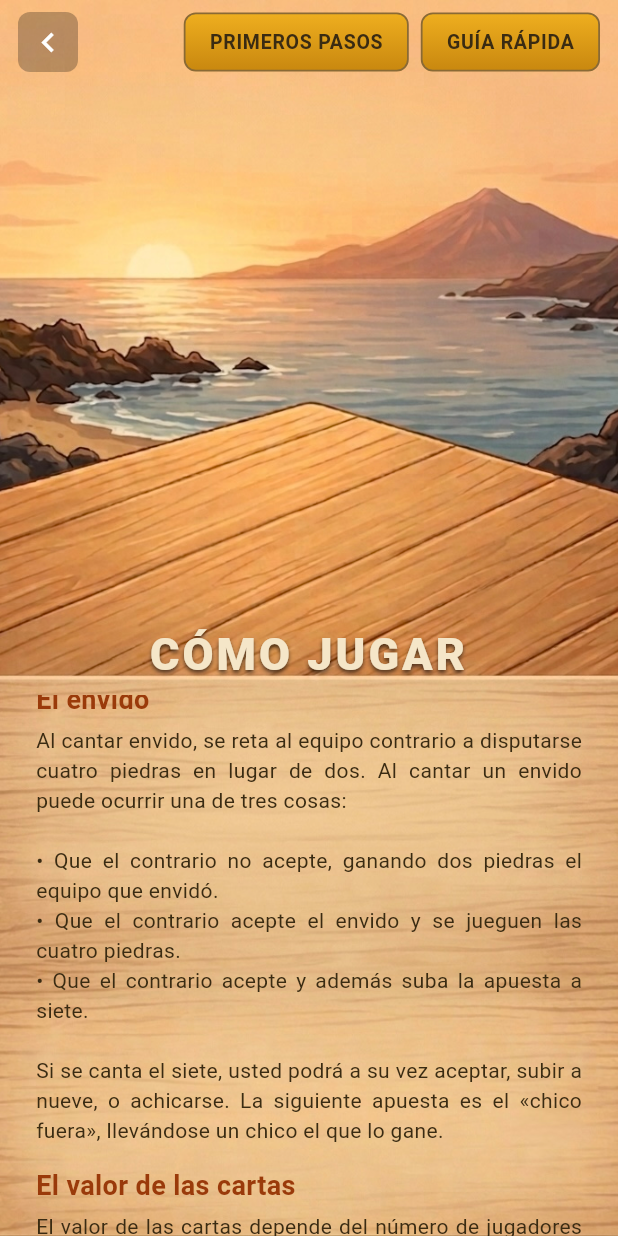
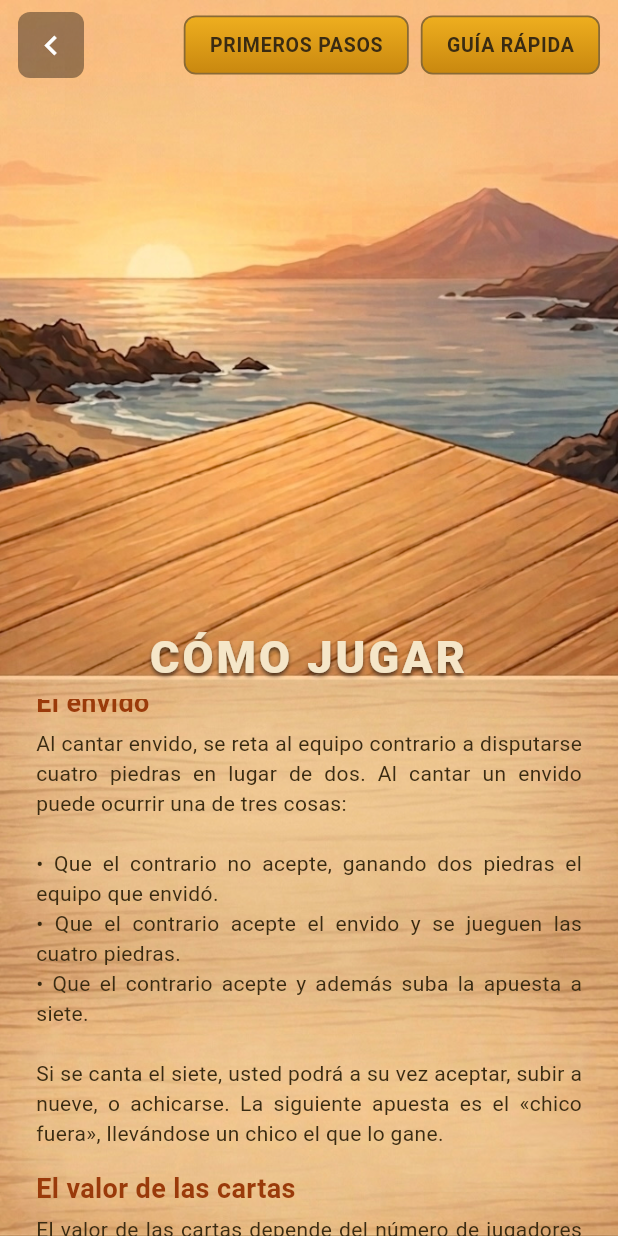
Before and after one commit to ezequiel84mm-create/envite-canario, a Flutter app: the HowToPlayScreen screen opened directly, scrolled down 576 dp, on a phone screen of 412 x 824 dp. Run offline on Flutter 3.47's test engine with Material 3 defaults, Android fonts, the phone set to English and light mode, and no system bars; our stand-ins replace audioplayers, package_info_plus, qr_flutter, shared_preferences; missing offline and left inert: mobile_scanner; accounts and stored records are empty; Roboto replaces fonts that are missing (Georgia).

Commit message:
Corrige botones que no respondían al toque en iOS (X del pergamino y atrás de Cómo jugar)
- Reemplaza GestureDetector por Material + InkWell en botón cerrar de PrimerosPasosScreen
- Reemplaza GestureDetector por Material + InkWell en botón atrás de HowToPlayScreen

```diff
--- a/lib/features/how_to_play/presentation/screens/how_to_play_screen.dart
+++ b/lib/features/how_to_play/presentation/screens/how_to_play_screen.dart
@@ -25,17 +25,21 @@ class HowToPlayScreen extends StatelessWidget {
                   padding: const EdgeInsets.fromLTRB(12, 8, 12, 0),
                   child: Row(
                     children: [
-                      GestureDetector(
-                        onTap: () => Navigator.pop(context),
-                        child: Container(
-                          width: 40,
-                          height: 40,
-                          decoration: BoxDecoration(
-                            color: Colors.black26,
-                            borderRadius: BorderRadius.circular(8),
+                      Material(
+                        color: Colors.transparent,
+                        child: InkWell(
+                          onTap: () => Navigator.of(context).pop(),
+                          borderRadius: BorderRadius.circular(8),
+                          child: Container(
+                            width: 44,
+                            height: 44,
+                            decoration: BoxDecoration(
+                              color: Colors.black38,
+                              borderRadius: BorderRadius.circular(8),
+                            ),
+                            child: const Icon(Icons.chevron_left,
+                                color: Colors.white, size: 26),
                           ),
-                          child: const Icon(Icons.chevron_left,
-                              color: Colors.white, size: 26),
                         ),
                       ),
                       const Spacer(),
```
Also changed, not shown: lib/features/how_to_play/presentation/screens/primeros_pasos_screen.dart (+13 -11 lines).
